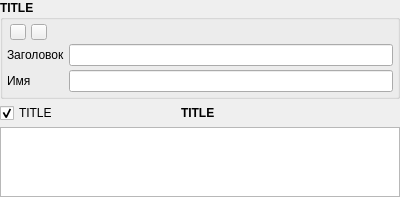
Above: src/components/variableextendedlistframe.ui from Gris87/ProtocolCreator before the change. Below: the same form after it.
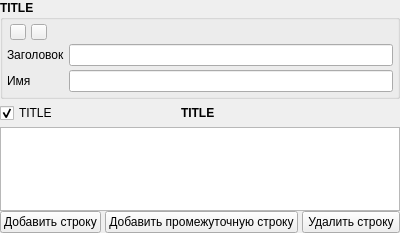
That is the form after the change. Icons and pictures are not drawn.

Commit message: Add and delete row and middle row to data table

```diff
--- a/src/components/variableextendedlistframe.ui
+++ b/src/components/variableextendedlistframe.ui
@@ -7,7 +7,7 @@
     <x>0</x>
     <y>0</y>
     <width>400</width>
-    <height>190</height>
+    <height>233</height>
    </rect>
   </property>
   <property name="windowTitle">
@@ -446,6 +446,40 @@
       <item>
        <widget class="QTableWidget" name="dataTableWidget"/>
       </item>
+      <item>
+       <layout class="QHBoxLayout" name="horizontalLayout_4">
+        <property name="spacing">
+         <number>4</number>
+        </property>
+        <item>
+         <widget class="QPushButton" name="addRowButton">
+          <property name="text">
+           <string>Добавить строку</string>
+          </property>
+          <property name="autoDefault">
+           <bool>true</bool>
+          </property>
+         </widget>
+        </item>
+        <item>
+         <widget class="QPushButton" name="addMiddleRowButton">
+          <property name="text">
+           <string>Добавить промежуточную строку</string>
+          </property>
+          <property name="autoDefault">
+           <bool>true</bool>
+          </property>
+         </widget>
+        </item>
+        <item>
+         <widget class="QPushButton" name="deleteRowButton">
+          <property name="text">
+           <string>Удалить строку</string>
+          </property>
+         </widget>
+        </item>
+       </layout>
+      </item>
      </layout>
     </widget>
    </item>
```
The commit also changes 2 other files.
